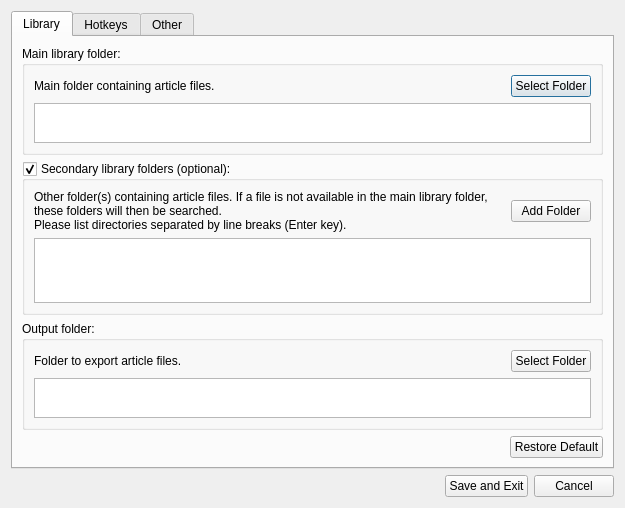
Before: the Qt Designer form ui/preferences.ui in crossing96/Pub-Xel, drawn with Qt 5.
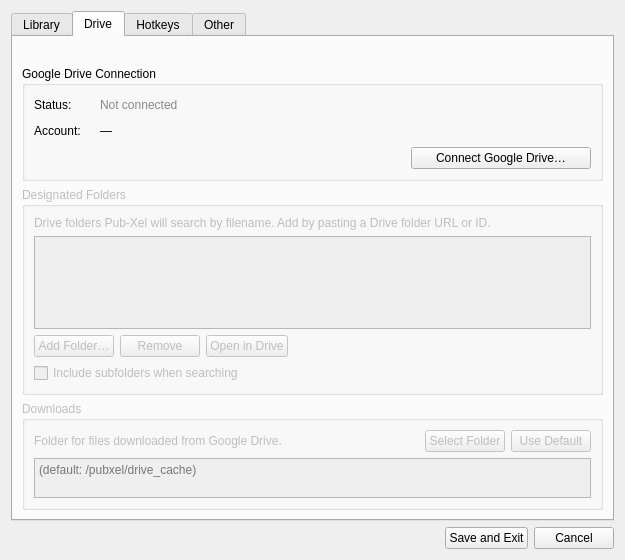
After: the same form once the commit is applied. The open tabs and pages were chosen to show the change.

What changed in the file:
```diff
--- a/ui/preferences.ui
+++ b/ui/preferences.ui
@@ -7,7 +7,7 @@
     <x>0</x>
     <y>0</y>
     <width>610</width>
-    <height>508</height>
+    <height>560</height>
    </rect>
   </property>
   <property name="minimumSize">
@@ -108,7 +108,7 @@
             <item>
              <widget class="QLabel" name="label_2">
               <property name="text">
-               <string>Other folder(s) containing article files. If a file is not available in the main library folder, these folders will then be searched.
+               <string>Other folder(s) containing article files. If a file is not available in the main library folder, these folders will then be searched. You may add local folders and/or Google Drive/OneDrive explorer paths.
 Please list directories separated by line breaks (Enter key).</string>
               </property>
               <property name="wordWrap">
@@ -240,6 +240,323 @@
        </item>
       </layout>
      </widget>
+     <widget class="QWidget" name="tab_drive">
+      <attribute name="title">
+       <string>Drive</string>
+      </attribute>
+      <layout class="QVBoxLayout" name="verticalLayout_drive">
+       <item>
+        <layout class="QHBoxLayout" name="layout_drive_header">
+         <item>
+          <spacer name="horizontalSpacer_drive_header">
+           <property name="orientation">
+            <enum>Qt::Horizontal</enum>
+           </property>
+           <property name="sizeHint" stdset="0">
+            <size>
+             <width>40</width>
+             <height>20</height>
+            </size>
+           </property>
+          </spacer>
+         </item>
+         <item>
+          <layout class="QGridLayout" name="layout_q_drive">
+           <property name="leftMargin">
+            <number>0</number>
+           </property>
+           <property name="topMargin">
+            <number>0</number>
+           </property>
+           <property name="rightMargin">
+            <number>0</number>
+           </property>
+           <property name="bottomMargin">
+            <number>0</number>
+           </property>
+          </layout>
+         </item>
+        </layout>
+       </item>
+       <item>
+        <widget class="QGroupBox" name="groupBox_drive_connection">
+         <property name="title">
+          <string>Google Drive Connection</string>
+         </property>
+         <layout class="QVBoxLayout" name="verticalLayout_drive_connection">
+          <item>
+           <layout class="QHBoxLayout" name="layout_drive_status_row">
+            <item>
+             <widget class="QLabel" name="label_drive_status_caption">
+              <property name="minimumSize">
+               <size>
+                <width>60</width>
+                <height>0</height>
+               </size>
+              </property>
+              <property name="text">
+               <string>Status:</string>
+              </property>
+             </widget>
+            </item>
+            <item>
+             <widget class="QLabel" name="label_drive_status">
+              <property name="styleSheet">
+               <string>QLabel { color: #888; }</string>
+              </property>
+              <property name="text">
+               <string>Not connected</string>
+              </property>
+             </widget>
+            </item>
+            <item>
+             <spacer name="horizontalSpacer_drive_status">
+              <property name="orientation">
+               <enum>Qt::Horizontal</enum>
+              </property>
+              <property name="sizeHint" stdset="0">
+               <size>
+                <width>40</width>
+                <height>20</height>
+               </size>
+              </property>
+             </spacer>
+            </item>
+           </layout>
+          </item>
+          <item>
+           <layout class="QHBoxLayout" name="layout_drive_account_row">
+            <item>
+             <widget class="QLabel" name="label_drive_account_caption">
+              <property name="minimumSize">
+               <size>
+                <width>60</width>
+                <height>0</height>
+               </size>
+              </property>
+              <property name="text">
+               <string>Account:</string>
+              </property>
+             </widget>
+            </item>
+            <item>
+             <widget class="QLabel" name="label_drive_account">
+              <property name="text">
+               <string>—</string>
+              </property>
+              <property name="textInteractionFlags">
+               <set>Qt::TextSelectableByMouse</set>
+              </property>
+             </widget>
+            </item>
+            <item>
+             <spacer name="horizontalSpacer_drive_account">
+              <property name="orientation">
+               <enum>Qt::Horizontal</enum>
+              </property>
+              <property name="sizeHint" stdset="0">
+               <size>
+                <width>40</width>
+                <height>20</height>
+               </size>
+              </property>
+             </spacer>
+            </item>
+           </layout>
+          </item>
+          <item>
+           <layout class="QHBoxLayout" name="layout_drive_connect_row">
+            <item>
+             <spacer name="horizontalSpacer_drive_connect">
+              <property name="orientation">
+               <enum>Qt::Horizontal</enum>
+              </property>
+              <property name="sizeHint" stdset="0">
+               <size>
+                <width>40</width>
+                <height>20</height>
+               </size>
+              </property>
+             </spacer>
+            </item>
+            <item>
+             <widget class="QPushButton" name="button_drive_connect">
+              <property name="minimumSize">
+               <size>
+                <width>180</width>
+                <height>0</height>
+               </size>
+              </property>
+              <property name="text">
+               <string>Connect Google Drive…</string>
+              </property>
+             </widget>
+            </item>
+           </layout>
+          </item>
+         </layout>
+        </widget>
+       </item>
+       <item>
+        <widget class="QGroupBox" name="groupBox_drive_folders">
+         <property name="enabled">
+          <bool>false</bool>
+         </property>
+         <property name="title">
+          <string>Designated Folders</string>
+         </property>
+         <layout class="QVBoxLayout" name="verticalLayout_drive_folders">
+          <item>
+           <widget class="QLabel" name="label_drive_folders_help">
+            <property name="text">
+             <string>Drive folders Pub-Xel will search by filename. Add by pasting a Drive folder URL or ID.</string>
+            </property>
+            <property name="wordWrap">
+             <bool>true</bool>
+            </property>
+           </widget>
+          </item>
+          <item>
+           <widget class="QListWidget" name="list_drive_folders">
+            <property name="sizePolicy">
+             <sizepolicy hsizetype="Expanding" vsizetype="Expanding">
+              <horstretch>0</horstretch>
+              <verstretch>0</verstretch>
+             </sizepolicy>
+            </property>
+            <property name="maximumSize">
+             <size>
+              <width>16777215</width>
+              <height>150</height>
+             </size>
+            </property>
+            <property name="alternatingRowColors">
+             <bool>true</bool>
+            </property>
+           </widget>
+          </item>
+          <item>
+           <layout class="QHBoxLayout" name="layout_drive_folder_buttons">
+            <item>
+             <widget class="QPushButton" name="button_drive_folder_add">
+              <property name="text">
+               <string>Add Folder…</string>
+              </property>
+             </widget>
+            </item>
+            <item>
+             <widget class="QPushButton" name="button_drive_folder_remove">
+              <property name="text">
+               <string>Remove</string>
+              </property>
+             </widget>
+            </item>
+            <item>
+             <widget class="QPushButton" name="button_drive_folder_open">
+              <property name="text">
+               <string>Open in Drive</string>
+              </property>
+             </widget>
+            </item>
+            <item>
+             <spacer name="horizontalSpacer_drive_folder_buttons">
+              <property name="orientation">
+               <enum>Qt::Horizontal</enum>
+              </property>
+              <property name="sizeHint" stdset="0">
+               <size>
+                <width>40</width>
+                <height>20</height>
+               </size>
+              </property>
+             </spacer>
+            </item>
+           </layout>
+          </item>
+          <item>
+           <widget class="QCheckBox" name="checkbox_drive_recursive">
+            <property name="text">
+             <string>Include subfolders when searching</string>
+            </property>
+           </widget>
+          </item>
+         </layout>
+        </widget>
+       </item>
+       <item>
+        <widget class="QGroupBox" name="groupBox_drive_download">
+         <property name="enabled">
+          <bool>false</bool>
+         </property>
+         <property name="title">
+          <string>Downloads</string>
+         </property>
+         <layout class="QVBoxLayout" name="verticalLayout_drive_download">
+          <item>
+           <layout class="QHBoxLayout" name="layout_drive_download_caption_row" stretch="10,1,1">
+            <item>
+             <widget class="QLabel" name="label_drive_download_dir">
+              <property name="text">
+               <string>Folder for files downloaded from Google Drive.</string>
+              </property>
+             </widget>
+            </item>
+            <item>
+             <widget class="QPushButton" name="button_drive_download_dir_select">
+              <property name="text">
+               <string>Select Folder</string>
+              </property>
+             </widget>
+            </item>
+            <item>
+             <widget class="QPushButton" name="button_drive_download_dir_default">
+              <property name="text">
+               <string>Use Default</string>
+              </property>
+             </widget>
+            </item>
+           </layout>
+          </item>
+          <item>
+           <widget class="QPlainTextEdit" name="plainTextEdit_drive_download_dir">
+            <property name="sizePolicy">
+             <sizepolicy hsizetype="Expanding" vsizetype="Expanding">
+              <horstretch>0</horstretch>
+              <verstretch>0</verstretch>
+             </sizepolicy>
+            </property>
+            <property name="maximumSize">
+             <size>
+              <width>16777215</width>
+              <height>40</height>
+             </size>
+            </property>
+            <property name="readOnly">
+             <bool>true</bool>
+            </property>
+            <property name="placeholderText">
+             <string>(default: &lt;appdata&gt;/pubxel/drive_cache)</string>
+            </property>
+           </widget>
+          </item>
+         </layout>
+        </widget>
+       </item>
+       <item>
+        <spacer name="verticalSpacer_drive">
+         <property name="orientation">
+          <enum>Qt::Vertical</enum>
+         </property>
+         <property name="sizeHint" stdset="0">
+          <size>
+           <width>20</width>
+           <height>40</height>
+          </size>
+         </property>
+        </spacer>
+       </item>
+      </layout>
+     </widget>
      <widget class="QWidget" name="tab_hot">
       <attribute name="title">
        <string>Hotkeys</string>
```
Left out of the diff: 19 changed lines with no effect on the pictures.
